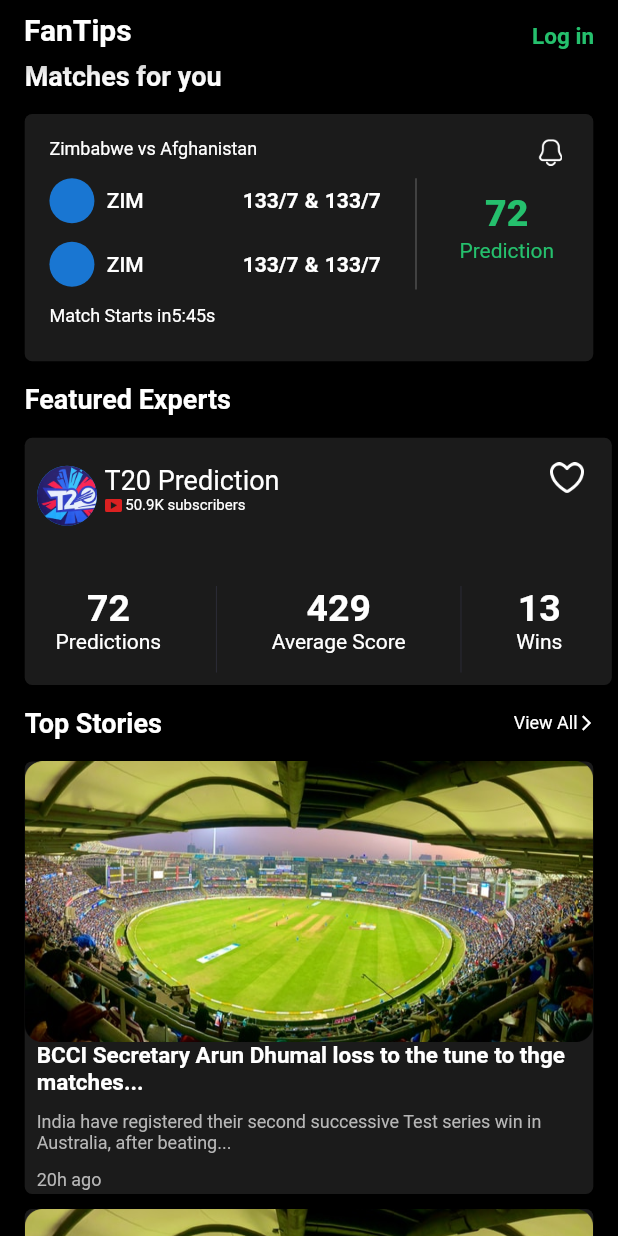
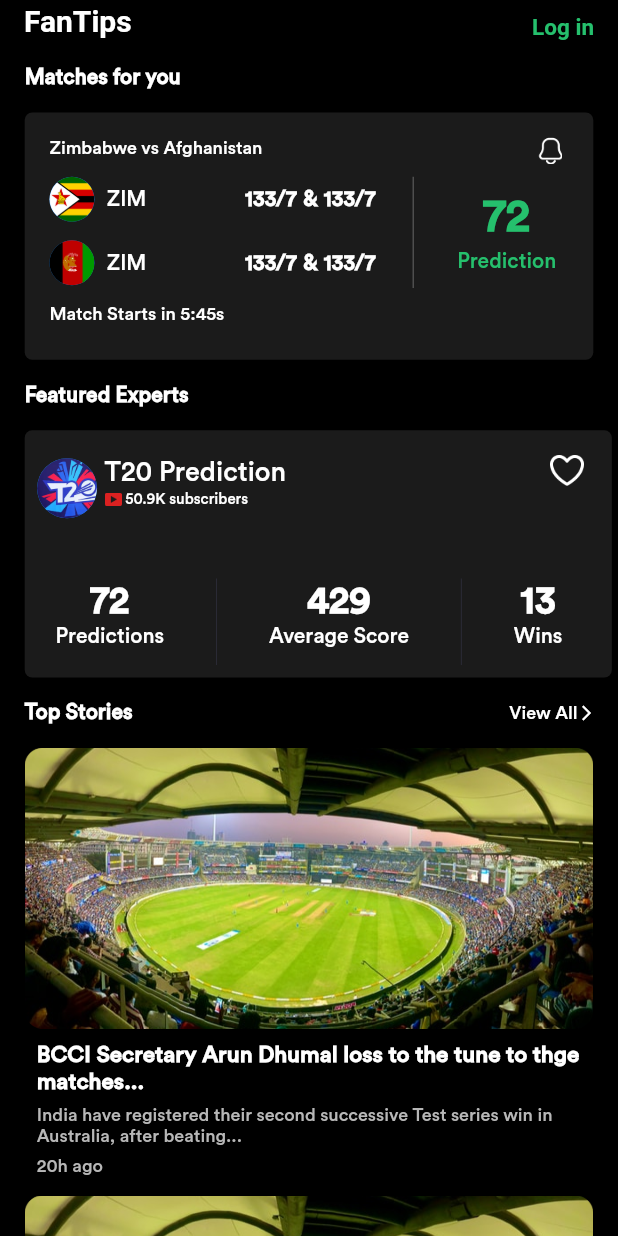
Before and after one commit to Jainish22/FanTips, a Flutter app: the screen it shows after launch, on a phone screen of 412 x 824 dp. Run offline on Flutter 3.47's test engine with Material 2 defaults, Android fonts, the phone set to English and light mode, and no system bars; our stand-ins replace get, sizer.

Commit message:
Fontfamily Change

```diff
--- a/lib/Screens/Home/Home.dart
+++ b/lib/Screens/Home/Home.dart
@@ -18,6 +18,7 @@ class Home extends StatelessWidget {
           child: Column(
             crossAxisAlignment: CrossAxisAlignment.start,
             children: [
+              AppSizebox.h15,
               const MyTitle(text: AppString.matchesForyou),
               AppSizebox.h15,
               const MyContainer1(),
@@ -28,25 +29,24 @@ class Home extends StatelessWidget {
               AppSizebox.h15,
               Row(
                 children: [
-                  MyTitle(text: AppString.topStories),
+                  const MyTitle(text: AppString.topStories),
                   Expanded(child: Container()),
-                  InkWell(
-                    child: Text(AppString.viewAll,style: TextStyle(fontSize: 12)),
-                  ),
-                  Icon(Icons.arrow_forward_ios_sharp,color: Colors.white,size: 12),
+                  const InkWell(child: Text(AppString.viewAll,style: TextStyle(fontSize: 12))),
+                  const Icon(Icons.arrow_forward_ios_sharp,color: Colors.white,size: 12),
                   AppSizebox.w15
                 ],
               ),
               AppSizebox.h15,
               SizedBox(
-                height: 500,
+                height: 200.h,
                 child: ListView.builder(
                     itemCount: 5,
-                    physics: NeverScrollableScrollPhysics(),
-                    itemBuilder: (context, index) =>
-                        MyContainer3()
+                    physics: const NeverScrollableScrollPhysics(),
+                    itemBuilder: (context, index){
+                      return  const MyContainer3();
+                    }
                 ),
-              )
+              ),
             ],
           ),
         ),
--- a/lib/Widgets/MyAppbar.dart
+++ b/lib/Widgets/MyAppbar.dart
@@ -2,7 +2,7 @@ import 'package:flutter/material.dart';
 
 PreferredSizeWidget MyAppbar(String text1, String text2 ) {
   return PreferredSize(
-    preferredSize: const Size.fromHeight(40),
+    preferredSize: const Size.fromHeight(28),
     child: AppBar(
       title: Row(
         mainAxisAlignment: MainAxisAlignment.spaceBetween,
--- a/lib/Widgets/MyContainer.dart
+++ b/lib/Widgets/MyContainer.dart
@@ -6,6 +6,7 @@ import 'package:flutter/cupertino.dart';
 import 'package:flutter/material.dart';
 import 'package:sizer/sizer.dart';
 
+//First Container
 class MyContainer1 extends StatelessWidget {
   const MyContainer1({Key? key}) : super(key: key);
 
@@ -42,7 +43,7 @@ class MyContainer1 extends StatelessWidget {
                       Row(
                         // mainAxisAlignment: MainAxisAlignment.spaceBetween,
                         children: [
-                          const CircleAvatar(radius: 15),
+                          const CircleAvatar(radius: 15,backgroundImage: AssetImage('asset/Images/Zim.png')),
                           SizedBox(width: 2.w),
                           const Text("ZIM",style: TextStyle(fontWeight: FontWeight.w500)),
                           SizedBox(width: 16.w),
@@ -57,7 +58,7 @@ class MyContainer1 extends StatelessWidget {
                       Row(
                         // mainAxisAlignment: MainAxisAlignment.spaceBetween,
                         children: [
-                          const CircleAvatar(radius: 15),
+                          const CircleAvatar(radius: 15, backgroundImage: AssetImage('asset/Images/Afg.png')),
                           SizedBox(width: 2.w),
                           const Text("ZIM",style: TextStyle(fontWeight: FontWeight.w500),),
                           SizedBox(width: 16.w),
@@ -69,7 +70,7 @@ class MyContainer1 extends StatelessWidget {
                         ],
                       ),
                       SizedBox(height: 1.5.h),
-                      const Text(AppString.matchTime + '5:45s',style: TextStyle(fontSize: 12))
+                      const Text(AppString.matchTime + ' 5:45s',style: TextStyle(fontSize: 12))
                     ],
                   ),
                   SizedBox(
@@ -79,7 +80,7 @@ class MyContainer1 extends StatelessWidget {
                     width: 18.w,
                     child: Column(
                       children: const [
-                        Text('72',style: TextStyle(height: 1.6,fontSize: 25,fontWeight: FontWeight.w900,color: AppColor.green)),
+                        Text('72',style: TextStyle(height: 1.6,fontSize: 30,fontWeight: FontWeight.w900,color: AppColor.green)),
                         Text('Prediction',style: TextStyle(fontWeight: FontWeight.w400,color: AppColor.green))
                       ],
                     ),
@@ -94,6 +95,7 @@ class MyContainer1 extends StatelessWidget {
   }
 }
 
+//Second Container
 class MyContainer2 extends StatelessWidget {
   const MyContainer2({Key? key}) : super(key: key);
 
@@ -164,7 +166,6 @@ class MyContainer2 extends StatelessWidget {
 }
 
 //Third Container
-
 class MyContainer3 extends StatelessWidget {
   const MyContainer3({Key? key}) : super(key: key);
 
@@ -177,20 +178,20 @@ class MyContainer3 extends StatelessWidget {
           width: 95.w,
           margin: EdgeInsets.only(bottom: 10),
           decoration: BoxDecoration(
-              color: AppColor.light, borderRadius: BorderRadius.circular(5)),
+              color: Colors.black, borderRadius: BorderRadius.circular(5)),
           child: Column(
             children: [
               Image.asset('asset/Images/Ground.png'),
               Container(
                 height: 12.h,
-                padding: EdgeInsets.only(left: 8,right: 8),
+                padding: EdgeInsets.fromLTRB(8, 8, 8, 0),
                 child: Column(
                   crossAxisAlignment: CrossAxisAlignment.start,
                   mainAxisAlignment: MainAxisAlignment.spaceBetween,
-                  children: [
-                    const Text('BCCI Secretary Arun Dhumal loss to the tune to thge matches... ',style: TextStyle(fontWeight: FontWeight.bold,fontSize: 15)),
-                    const Text('India have registered their second successive Test series win in Australia, after beating...',style: TextStyle(color: AppColor.grey,fontSize: 12)),
-                    const Text('20h ago',style: TextStyle(color: AppColor.grey,fontSize: 12))
+                  children: const [
+                    Text('BCCI Secretary Arun Dhumal loss to the tune to thge matches... ',style: TextStyle(fontWeight: FontWeight.bold,fontSize: 15)),
+                    Text('India have registered their second successive Test series win in Australia, after beating...',style: TextStyle(color: AppColor.grey,fontSize: 12)),
+                    Text('20h ago',style: TextStyle(color: AppColor.grey,fontSize: 12))
                   ],
                 ),
               )
--- a/lib/Widgets/MyTitle.dart
+++ b/lib/Widgets/MyTitle.dart
@@ -14,7 +14,7 @@ class MyTitle extends StatelessWidget {
         padding: EdgeInsets.only(left: 4.w),
         child: Text(
           text,
-          style: TextStyle(fontSize: 18, fontWeight: FontWeight.bold),
+          style: const TextStyle(fontSize: 14, fontWeight: FontWeight.bold),
         ),
       );
   }
--- a/lib/main.dart
+++ b/lib/main.dart
@@ -27,6 +27,7 @@ class _MyAppState extends State<MyApp> {
           textTheme: const TextTheme(
             bodyText2: TextStyle(
               color: Colors.white,
+              fontFamily: 'Circular'
             ),
           ),
           backgroundColor: const Color(0xff1B1B1B),
```
Also changed, not shown: asset/Images/Afg.png (added), asset/Images/Zim.png (added), asset/fonts/Circular_Std_Font.otf (deleted), 1 other file.
